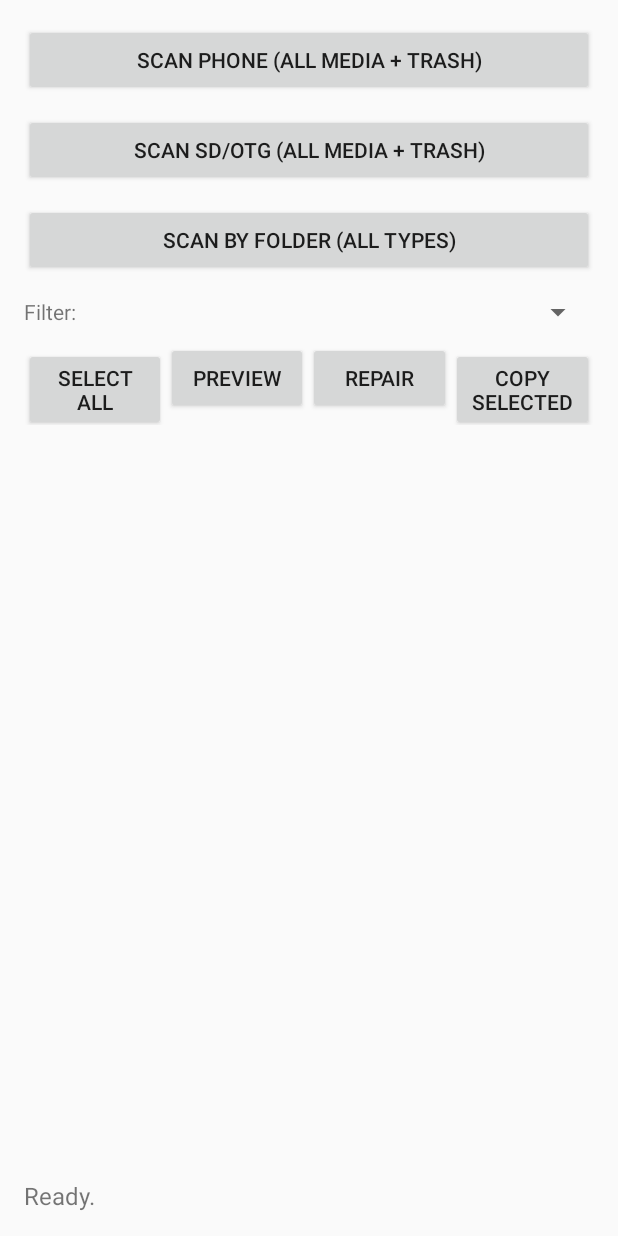
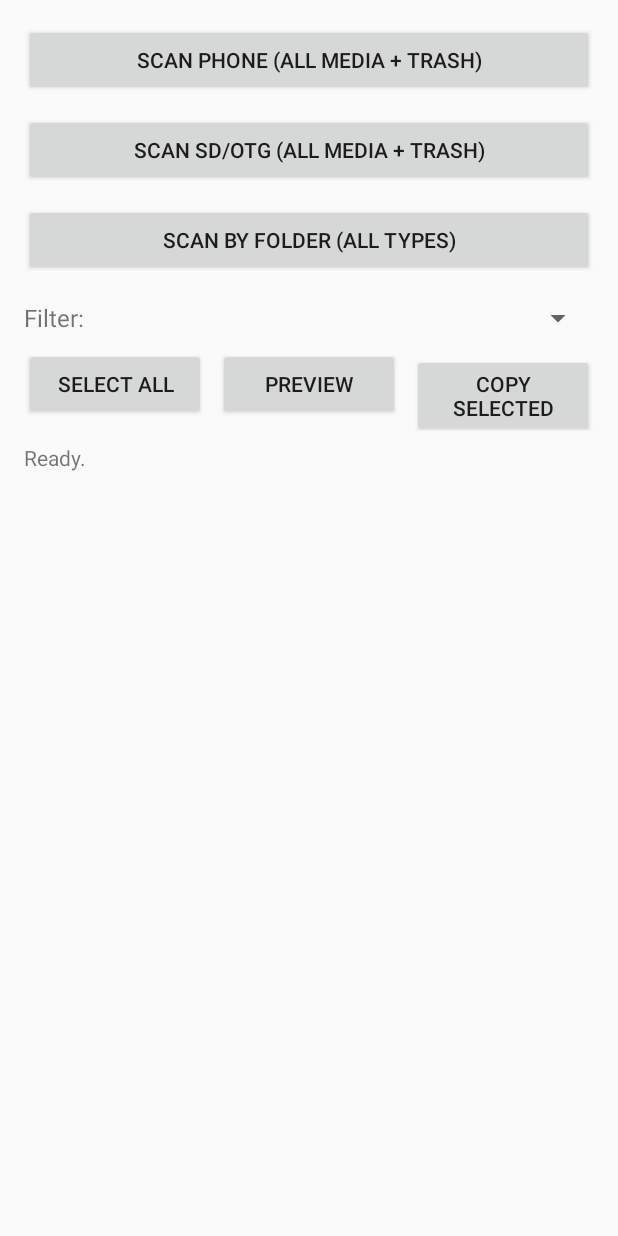
Before and after one commit to Art2485/.github-workflows-build-apk.yml, an Android app: the screen it shows after launch (MainActivity), on a phone screen of 412 x 824 dp. Run offline under Robolectric (Android 15) with nearby library versions, the phone set to English and light mode, and no system bars.

Commit message:
Update activity_main.xml

```diff
--- a/app/src/main/res/layout/activity_main.xml
+++ b/app/src/main/res/layout/activity_main.xml
@@ -1,143 +1,92 @@
 <?xml version="1.0" encoding="utf-8"?>
 <LinearLayout xmlns:android="http://schemas.android.com/apk/res/android"
-    android:orientation="vertical"
-    android:padding="16dp"
-    android:layout_width="match_parent"
-    android:layout_height="match_parent">
+    android:orientation="vertical" android:layout_width="match_parent" android:layout_height="match_parent"
+    android:padding="16dp">
 
     <Button
         android:id="@+id/btnScanPhone"
         android:layout_width="match_parent"
         android:layout_height="wrap_content"
-        android:text="SCAN PHONE (ALL MEDIA + TRASH)"
-        android:layout_marginBottom="12dp"/>
+        android:text="SCAN PHONE (ALL MEDIA + TRASH)"/>
 
     <Button
         android:id="@+id/btnScanRemovable"
         android:layout_width="match_parent"
         android:layout_height="wrap_content"
         android:text="SCAN SD/OTG (ALL MEDIA + TRASH)"
-        android:layout_marginBottom="12dp"/>
+        android:layout_marginTop="12dp"/>
 
     <Button
         android:id="@+id/btnPickFolder"
         android:layout_width="match_parent"
         android:layout_height="wrap_content"
         android:text="SCAN BY FOLDER (ALL TYPES)"
-        android:layout_marginBottom="12dp"/>
+        android:layout_marginTop="12dp"/>
 
-    <!-- ตัวกรองผลลัพธ์ -->
+    <!-- แถว Filter -->
     <LinearLayout
         android:layout_width="match_parent"
         android:layout_height="wrap_content"
-        android:orientation="horizontal"
-        android:gravity="center_vertical"
-        android:layout_marginBottom="8dp">
+        android:layout_marginTop="16dp"
+        android:gravity="center_vertical">
 
         <TextView
             android:layout_width="wrap_content"
             android:layout_height="wrap_content"
             android:text="Filter:"
-            android:layout_marginRight="8dp"/>
+            android:textSize="16sp"
+            android:layout_marginEnd="12dp"/>
 
         <Spinner
             android:id="@+id/spinnerFilter"
-            android:layout_width="match_parent"
-            android:layout_height="wrap_content" />
+            android:layout_width="0dp"
+            android:layout_height="wrap_content"
+            android:layout_weight="1"/>
     </LinearLayout>
 
-    <!-- แถวคำสั่ง -->
+    <!-- ปุ่มแถวล่าง -->
     <LinearLayout
         android:layout_width="match_parent"
         android:layout_height="wrap_content"
-        android:orientation="horizontal"
-        android:weightSum="4"
-        android:layout_marginBottom="8dp">
+        android:layout_marginTop="8dp"
+        android:weightSum="3">
 
         <Button
             android:id="@+id/btnSelectAll"
             android:layout_width="0dp"
+            android:layout_weight="1"
             android:layout_height="wrap_content"
-            android:layout_weight="1"
-            android:text="SELECT ALL" />
+            android:text="SELECT ALL"/>
 
         <Button
             android:id="@+id/btnPreview"
             android:layout_width="0dp"
+            android:layout_weight="1"
             android:layout_height="wrap_content"
-            android:layout_weight="1"
-            android:text="PREVIEW" />
-
-        <Button
-            android:id="@+id/btnRepair"
-            android:layout_width="0dp"
-            android:layout_height="wrap_content"
-            android:layout_weight="1"
-            android:text="REPAIR" />
+            android:text="PREVIEW"
+            android:layout_marginStart="8dp"/>
 
         <Button
             android:id="@+id/btnCopy"
             android:layout_width="0dp"
+            android:layout_weight="1"
             android:layout_height="wrap_content"
-            android:layout_weight="1"
-            android:text="COPY SELECTED" />
+            android:text="COPY SELECTED"
+            android:layout_marginStart="8dp"/>
     </LinearLayout>
 
-    <!-- แถบสถานะความคืบหน้า + ยกเลิก -->
-    <LinearLayout
-        android:id="@+id/progressGroup"
-        android:layout_width="match_parent"
-        android:layout_height="wrap_content"
-        android:orientation="vertical"
-        android:visibility="gone"
-        android:layout_marginBottom="8dp">
-
-        <ProgressBar
-            android:id="@+id/progressBar"
-            style="?android:attr/progressBarStyleHorizontal"
-            android:layout_width="match_parent"
-            android:layout_height="10dp"
-            android:max="100"
-            android:progress="0"
-            android:indeterminate="true" />
-
-        <LinearLayout
-            android:layout_width="match_parent"
-            android:layout_height="wrap_content"
-            android:orientation="horizontal"
-            android:gravity="center_vertical"
-            android:layout_marginTop="6dp">
-
-            <TextView
-                android:id="@+id/tvProgress"
-                android:layout_width="0dp"
-                android:layout_height="wrap_content"
-                android:layout_weight="1"
-                android:text="Scanning..."
-                android:textSize="14sp" />
-
-            <Button
-                android:id="@+id/btnCancel"
-                android:layout_width="wrap_content"
-                android:layout_height="wrap_content"
-                android:text="CANCEL" />
-        </LinearLayout>
-    </LinearLayout>
-
-    <!-- รายการผลลัพธ์ -->
-    <ListView
-        android:id="@+id/listResults"
-        android:layout_width="match_parent"
-        android:layout_height="0dp"
-        android:layout_weight="1"
-        android:choiceMode="multipleChoice" />
-
-    <!-- สถานะท้ายจอ -->
     <TextView
         android:id="@+id/tvStatus"
         android:layout_width="match_parent"
         android:layout_height="wrap_content"
         android:text="Ready."
-        android:textSize="16sp"
-        android:layout_marginTop="10dp"/>
+        android:layout_marginTop="8dp"/>
+
+    <ListView
+        android:id="@+id/listResults"
+        android:layout_width="match_parent"
+        android:layout_height="0dp"
+        android:layout_marginTop="8dp"
+        android:layout_weight="1"
+        android:choiceMode="multipleChoice" />
 </LinearLayout>
```
